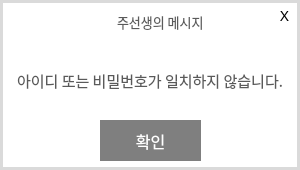
Before: the Qt Designer form UI/ErrorPage.ui in gimmjuu/AIHomeMadeChef, drawn with Qt 5.
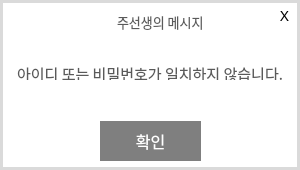
After: the same form once the commit is applied. Icons and pictures are not drawn.

Patch:
```diff
--- a/UI/ErrorPage.ui
+++ b/UI/ErrorPage.ui
@@ -58,7 +58,7 @@
     <property name="geometry">
      <rect>
       <x>5</x>
-      <y>60</y>
+      <y>53</y>
       <width>290</width>
       <height>41</height>
      </rect>
@@ -151,6 +151,34 @@
      <string>주선생의 메시지</string>
     </property>
    </widget>
+   <widget class="QLabel" name="label_5">
+    <property name="geometry">
+     <rect>
+      <x>5</x>
+      <y>80</y>
+      <width>290</width>
+      <height>41</height>
+     </rect>
+    </property>
+    <property name="font">
+     <font>
+      <family>G마켓 산스 TTF Bold</family>
+      <pointsize>11</pointsize>
+      <weight>50</weight>
+      <bold>false</bold>
+     </font>
+    </property>
+    <property name="styleSheet">
+     <string notr="true">border-color: rgb(255, 255, 255);
+color: rgb(90, 90, 90);</string>
+    </property>
+    <property name="text">
+     <string/>
+    </property>
+    <property name="alignment">
+     <set>Qt::AlignCenter</set>
+    </property>
+   </widget>
   </widget>
  </widget>
  <resources/>
```
